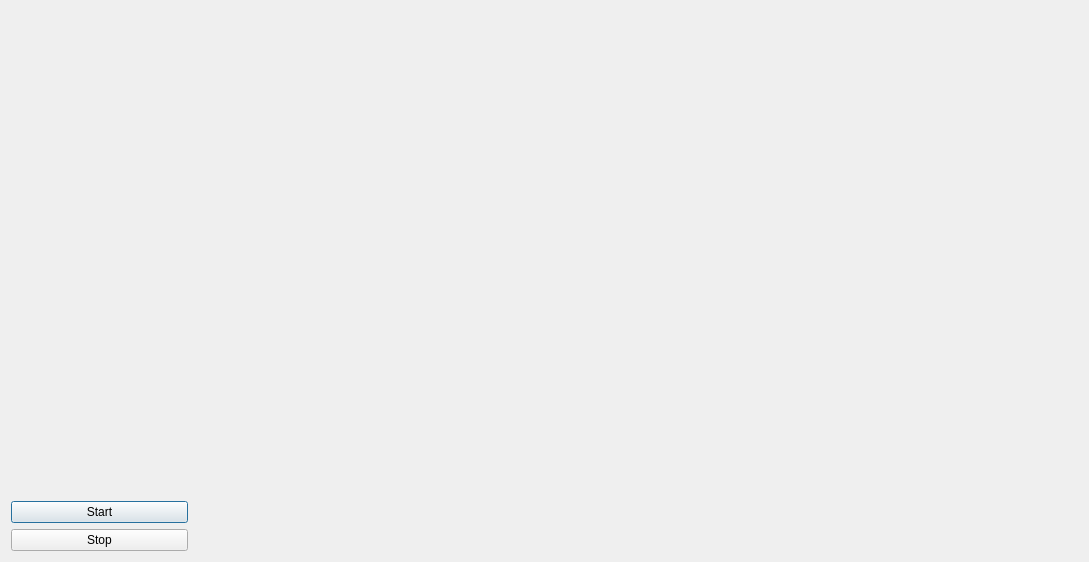
First picture: the form in OCTDialog.ui, repository djsperka/vortup, before the edit.
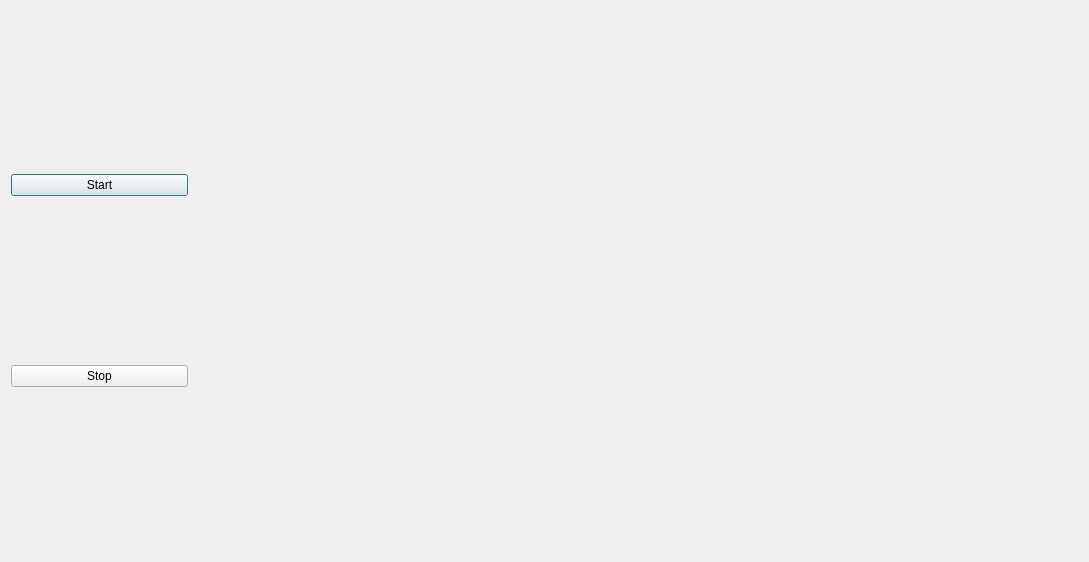
Second picture: the form after the edit.

The edit to the form file:
```diff
--- a/OCTDialog.ui
+++ b/OCTDialog.ui
@@ -19,22 +19,6 @@
      <property name="sizeConstraint">
       <enum>QLayout::SetMinimumSize</enum>
      </property>
-     <item>
-      <spacer name="verticalSpacer">
-       <property name="orientation">
-        <enum>Qt::Vertical</enum>
-       </property>
-       <property name="sizeType">
-        <enum>QSizePolicy::Expanding</enum>
-       </property>
-       <property name="sizeHint" stdset="0">
-        <size>
-         <width>20</width>
-         <height>40</height>
-        </size>
-       </property>
-      </spacer>
-     </item>
      <item>
       <widget class="QPushButton" name="pbStart">
        <property name="text">
```
